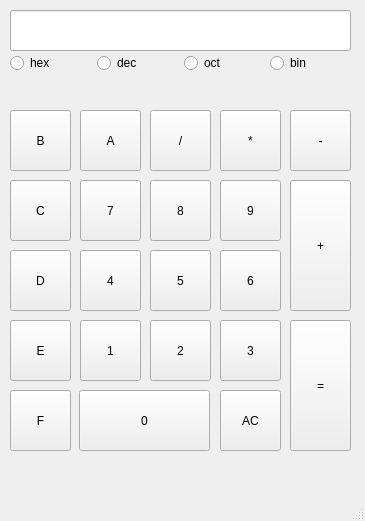
This is mainwindow.ui in Palit-Invalid/calculator as Qt 5 draws it before an edit. The edited form follows.
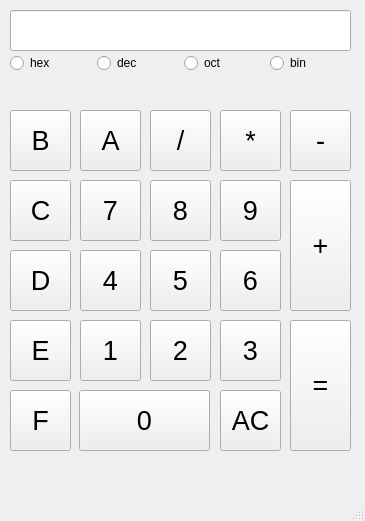
This is the edited form.

What changed in the file:
```diff
--- a/mainwindow.ui
+++ b/mainwindow.ui
@@ -35,6 +35,11 @@
       <verstretch>0</verstretch>
      </sizepolicy>
     </property>
+    <property name="font">
+     <font>
+      <pointsize>20</pointsize>
+     </font>
+    </property>
     <property name="text">
      <string>F</string>
     </property>
@@ -54,6 +59,11 @@
       <verstretch>0</verstretch>
      </sizepolicy>
     </property>
+    <property name="font">
+     <font>
+      <pointsize>20</pointsize>
+     </font>
+    </property>
     <property name="text">
      <string>E</string>
     </property>
@@ -73,6 +83,11 @@
       <verstretch>0</verstretch>
      </sizepolicy>
     </property>
+    <property name="font">
+     <font>
+      <pointsize>20</pointsize>
+     </font>
+    </property>
     <property name="text">
      <string>D</string>
     </property>
@@ -92,6 +107,11 @@
       <verstretch>0</verstretch>
      </sizepolicy>
     </property>
+    <property name="font">
+     <font>
+      <pointsize>20</pointsize>
+     </font>
+    </property>
     <property name="text">
      <string>C</string>
     </property>
@@ -111,6 +131,11 @@
       <verstretch>0</verstretch>
      </sizepolicy>
     </property>
+    <property name="font">
+     <font>
+      <pointsize>20</pointsize>
+     </font>
+    </property>
     <property name="text">
      <string>B</string>
     </property>
@@ -130,6 +155,11 @@
       <verstretch>0</verstretch>
      </sizepolicy>
     </property>
+    <property name="font">
+     <font>
+      <pointsize>20</pointsize>
+     </font>
+    </property>
     <property name="text">
      <string>A</string>
     </property>
@@ -229,6 +259,11 @@
       <verstretch>0</verstretch>
      </sizepolicy>
     </property>
+    <property name="font">
+     <font>
+      <pointsize>20</pointsize>
+     </font>
+    </property>
     <property name="text">
      <string>7</string>
     </property>
@@ -248,6 +283,11 @@
       <verstretch>0</verstretch>
      </sizepolicy>
     </property>
+    <property name="font">
+     <font>
+      <pointsize>20</pointsize>
+     </font>
+    </property>
     <property name="text">
      <string>4</string>
     </property>
@@ -267,6 +307,11 @@
       <verstretch>0</verstretch>
      </sizepolicy>
     </property>
+    <property name="font">
+     <font>
+      <pointsize>20</pointsize>
+     </font>
+    </property>
     <property name="text">
      <string>1</string>
     </property>
@@ -286,6 +331,11 @@
       <verstretch>0</verstretch>
      </sizepolicy>
     </property>
+    <property name="font">
+     <font>
+      <pointsize>20</pointsize>
+     </font>
+    </property>
     <property name="text">
      <string>0</string>
     </property>
@@ -305,6 +355,11 @@
       <verstretch>0</verstretch>
      </sizepolicy>
     </property>
+    <property name="font">
+     <font>
+      <pointsize>20</pointsize>
+     </font>
+    </property>
     <property name="text">
      <string>8</string>
     </property>
@@ -324,6 +379,11 @@
       <verstretch>0</verstretch>
      </sizepolicy>
     </property>
+    <property name="font">
+     <font>
+      <pointsize>20</pointsize>
+     </font>
+    </property>
     <property name="text">
      <string>5</string>
     </property>
@@ -343,6 +403,11 @@
       <verstretch>0</verstretch>
      </sizepolicy>
     </property>
+    <property name="font">
+     <font>
+      <pointsize>20</pointsize>
+     </font>
+    </property>
     <property name="text">
      <string>/</string>
     </property>
@@ -362,6 +427,11 @@
       <verstretch>0</verstretch>
      </sizepolicy>
     </property>
+    <property name="font">
+     <font>
+      <pointsize>20</pointsize>
+     </font>
+    </property>
     <property name="text">
      <string>2</string>
     </property>
@@ -381,6 +451,11 @@
       <verstretch>0</verstretch>
      </sizepolicy>
     </property>
+    <property name="font">
+     <font>
+      <pointsize>20</pointsize>
+     </font>
+    </property>
     <property name="text">
      <string>=</string>
     </property>
@@ -400,6 +475,11 @@
       <verstretch>0</verstretch>
      </sizepolicy>
     </property>
+    <property name="font">
+     <font>
+      <pointsize>20</pointsize>
+     </font>
+    </property>
     <property name="text">
      <string>9</string>
     </property>
@@ -419,6 +499,11 @@
       <verstretch>0</verstretch>
      </sizepolicy>
     </property>
+    <property name="font">
+     <font>
+      <pointsize>20</pointsize>
+     </font>
+    </property>
     <property name="text">
      <string>6</string>
     </property>
@@ -438,6 +523,11 @@
       <verstretch>0</verstretch>
      </sizepolicy>
     </property>
+    <property name="font">
+     <font>
+      <pointsize>20</pointsize>
+     </font>
+    </property>
     <property name="text">
      <string>3</string>
     </property>
@@ -457,6 +547,11 @@
       <verstretch>0</verstretch>
      </sizepolicy>
     </property>
+    <property name="font">
+     <font>
+      <pointsize>20</pointsize>
+     </font>
+    </property>
     <property name="text">
      <string>*</string>
     </property>
@@ -476,6 +571,11 @@
       <verstretch>0</verstretch>
      </sizepolicy>
     </property>
+    <property name="font">
+     <font>
+      <pointsize>20</pointsize>
+     </font>
+    </property>
     <property name="text">
      <string>AC</string>
     </property>
@@ -495,6 +595,11 @@
       <verstretch>0</verstretch>
      </sizepolicy>
     </property>
+    <property name="font">
+     <font>
+      <pointsize>20</pointsize>
+     </font>
+    </property>
     <property name="text">
      <string>+</string>
     </property>
@@ -514,6 +619,11 @@
       <verstretch>0</verstretch>
      </sizepolicy>
     </property>
+    <property name="font">
+     <font>
+      <pointsize>20</pointsize>
+     </font>
+    </property>
     <property name="text">
      <string>-</string>
     </property>
```
Left out of the diff: 31 changed lines with no effect on the pictures.
